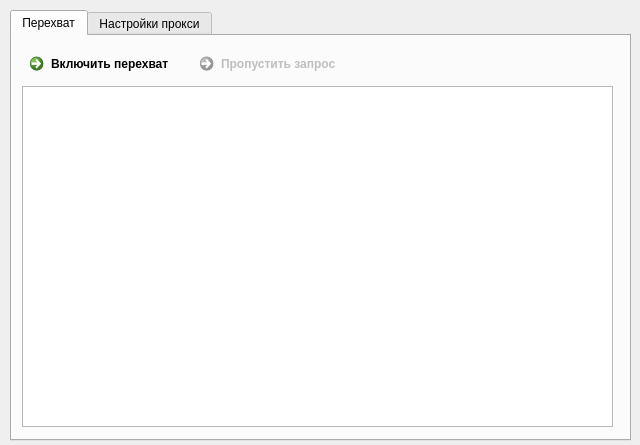
Qt form dialog.ui (lgeffect/proxy) before a commit.
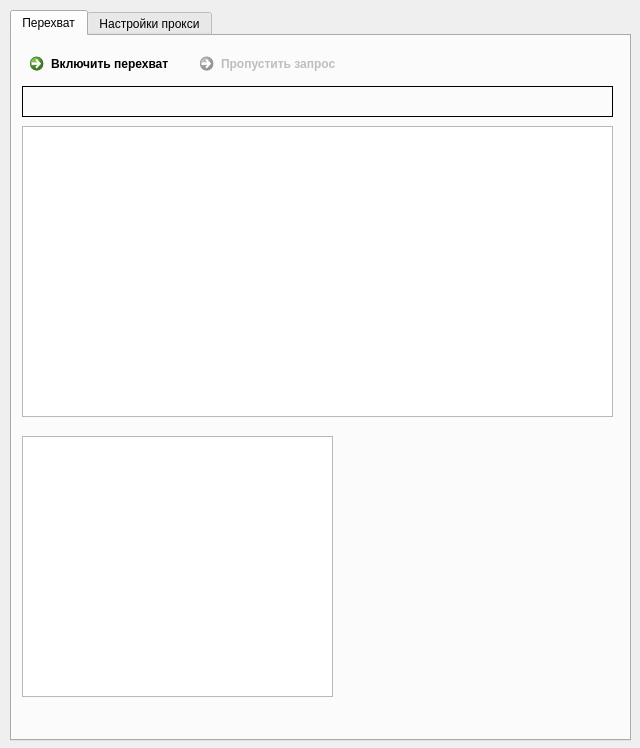
The same form after that commit.

The edit to the form file:
```diff
--- a/dialog.ui
+++ b/dialog.ui
@@ -7,7 +7,7 @@
     <x>0</x>
     <y>0</y>
     <width>640</width>
-    <height>445</height>
+    <height>748</height>
    </rect>
   </property>
   <property name="windowTitle">
@@ -19,7 +19,7 @@
      <x>10</x>
      <y>10</y>
      <width>621</width>
-     <height>431</height>
+     <height>731</height>
     </rect>
    </property>
    <property name="currentIndex">
@@ -33,9 +33,9 @@
      <property name="geometry">
       <rect>
        <x>10</x>
-       <y>50</y>
+       <y>90</y>
        <width>591</width>
-       <height>341</height>
+       <height>291</height>
       </rect>
      </property>
     </widget>
@@ -71,6 +71,32 @@
       <string>Пропустить запрос</string>
      </property>
     </widget>
+    <widget class="QLabel" name="reqHost">
+     <property name="geometry">
+      <rect>
+       <x>10</x>
+       <y>50</y>
+       <width>591</width>
+       <height>31</height>
+      </rect>
+     </property>
+     <property name="frameShape">
+      <enum>QFrame::Box</enum>
+     </property>
+     <property name="text">
+      <string/>
+     </property>
+    </widget>
+    <widget class="QListWidget" name="debugEdit">
+     <property name="geometry">
+      <rect>
+       <x>10</x>
+       <y>400</y>
+       <width>311</width>
+       <height>261</height>
+      </rect>
+     </property>
+    </widget>
    </widget>
    <widget class="QWidget" name="tab_2">
     <attribute name="title">
```
